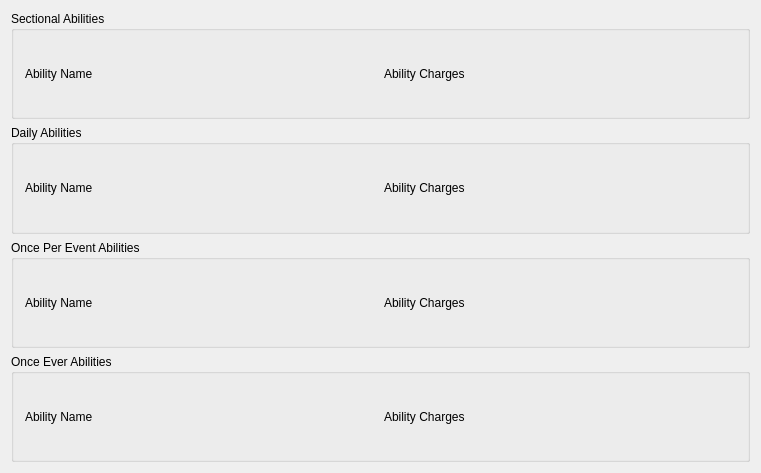
Qt form BattleBoard/vieBBAbilityWidget.ui (Greykoil/BattleBoard) before a commit.
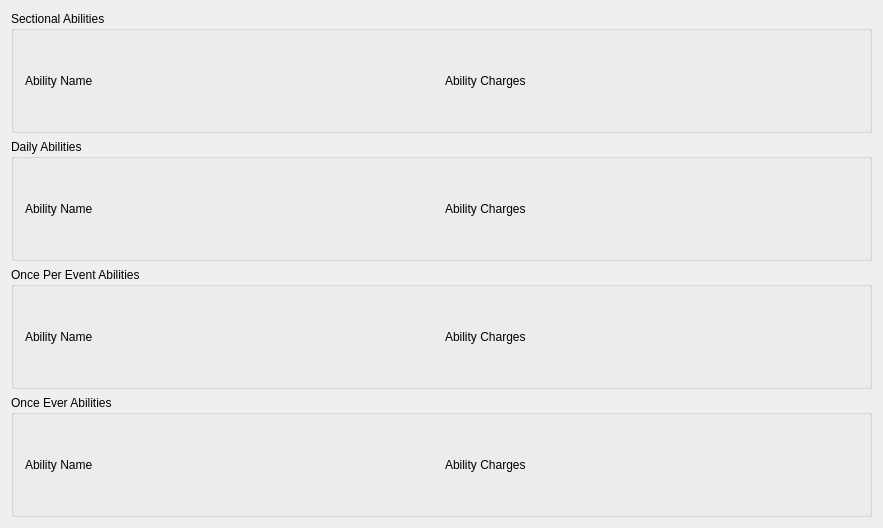
The same form after that commit.

What changed in the file:
```diff
--- a/BattleBoard/vieBBAbilityWidget.ui
+++ b/BattleBoard/vieBBAbilityWidget.ui
@@ -6,8 +6,8 @@
    <rect>
     <x>0</x>
     <y>0</y>
-    <width>761</width>
-    <height>473</height>
+    <width>883</width>
+    <height>528</height>
    </rect>
   </property>
   <property name="windowTitle">
```
